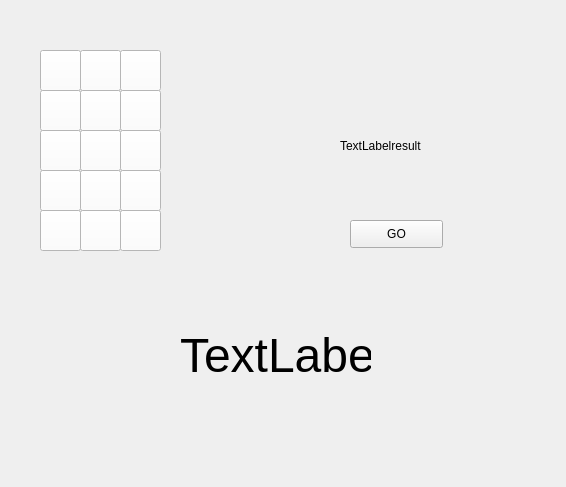
seara2k/HSE-PROJECT-simple-neural-network, file ui.ui: the form before one commit.
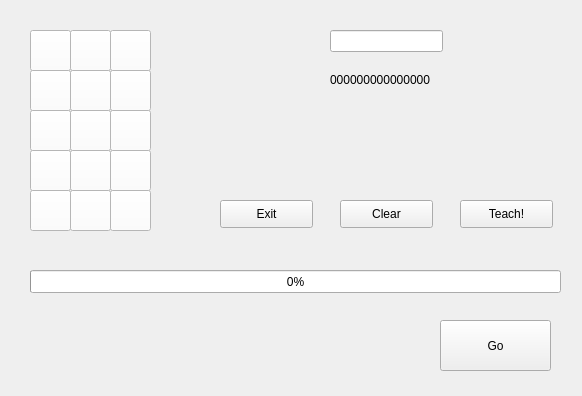
The form after the commit. Icons and pictures are not drawn.

The edit to the form file:
```diff
--- a/ui.ui
+++ b/ui.ui
@@ -6,8 +6,8 @@
    <rect>
     <x>0</x>
     <y>0</y>
-    <width>566</width>
-    <height>487</height>
+    <width>582</width>
+    <height>396</height>
    </rect>
   </property>
   <property name="windowTitle">
@@ -16,8 +16,8 @@
   <widget class="QPushButton" name="pushButton1">
    <property name="geometry">
     <rect>
-     <x>40</x>
-     <y>50</y>
+     <x>30</x>
+     <y>30</y>
      <width>41</width>
      <height>41</height>
     </rect>
@@ -46,8 +46,8 @@
   <widget class="QPushButton" name="pushButton1_2">
    <property name="geometry">
     <rect>
-     <x>80</x>
-     <y>50</y>
+     <x>70</x>
+     <y>30</y>
      <width>41</width>
      <height>41</height>
     </rect>
@@ -76,8 +76,8 @@
   <widget class="QPushButton" name="pushButton1_3">
    <property name="geometry">
     <rect>
-     <x>120</x>
-     <y>50</y>
+     <x>110</x>
+     <y>30</y>
      <width>41</width>
      <height>41</height>
     </rect>
@@ -106,8 +106,8 @@
   <widget class="QPushButton" name="pushButton1_4">
    <property name="geometry">
     <rect>
-     <x>40</x>
-     <y>90</y>
+     <x>30</x>
+     <y>70</y>
      <width>41</width>
      <height>41</height>
     </rect>
@@ -136,8 +136,8 @@
   <widget class="QPushButton" name="pushButton1_5">
    <property name="geometry">
     <rect>
-     <x>80</x>
-     <y>90</y>
+     <x>70</x>
+     <y>70</y>
      <width>41</width>
      <height>41</height>
     </rect>
@@ -166,8 +166,8 @@
   <widget class="QPushButton" name="pushButton1_6">
    <property name="geometry">
     <rect>
-     <x>120</x>
-     <y>90</y>
+     <x>110</x>
+     <y>70</y>
      <width>41</width>
      <height>41</height>
     </rect>
@@ -196,8 +196,8 @@
   <widget class="QPushButton" name="pushButton1_7">
    <property name="geometry">
     <rect>
-     <x>40</x>
-     <y>130</y>
+     <x>30</x>
+     <y>110</y>
      <width>41</width>
      <height>41</height>
     </rect>
@@ -226,8 +226,8 @@
   <widget class="QPushButton" name="pushButton1_8">
    <property name="geometry">
     <rect>
-     <x>80</x>
-     <y>130</y>
+     <x>70</x>
+     <y>110</y>
      <width>41</width>
      <height>41</height>
     </rect>
@@ -256,8 +256,8 @@
   <widget class="QPushButton" name="pushButton1_9">
    <property name="geometry">
     <rect>
-     <x>120</x>
-     <y>130</y>
+     <x>110</x>
+     <y>110</y>
      <width>41</width>
      <height>41</height>
     </rect>
@@ -286,8 +286,8 @@
   <widget class="QPushButton" name="pushButton1_10">
    <property name="geometry">
     <rect>
-     <x>40</x>
-     <y>170</y>
+     <x>30</x>
+     <y>150</y>
      <width>41</width>
      <height>41</height>
     </rect>
@@ -316,8 +316,8 @@
   <widget class="QPushButton" name="pushButton1_11">
    <property name="geometry">
     <rect>
-     <x>80</x>
-     <y>170</y>
+     <x>70</x>
+     <y>150</y>
      <width>41</width>
      <height>41</height>
     </rect>
@@ -346,8 +346,8 @@
   <widget class="QPushButton" name="pushButton1_12">
    <property name="geometry">
     <rect>
-     <x>120</x>
-     <y>170</y>
+     <x>110</x>
+     <y>150</y>
      <width>41</width>
      <height>41</height>
     </rect>
@@ -376,8 +376,8 @@
   <widget class="QPushButton" name="pushButton1_13">
    <property name="geometry">
     <rect>
-     <x>40</x>
-     <y>210</y>
+     <x>30</x>
+     <y>190</y>
      <width>41</width>
      <height>41</height>
     </rect>
@@ -406,8 +406,8 @@
   <widget class="QPushButton" name="pushButton1_14">
    <property name="geometry">
     <rect>
-     <x>80</x>
-     <y>210</y>
+     <x>70</x>
+     <y>190</y>
      <width>41</width>
      <height>41</height>
     </rect>
@@ -436,8 +436,8 @@
   <widget class="QPushButton" name="pushButton1_15">
    <property name="geometry">
     <rect>
-     <x>120</x>
-     <y>210</y>
+     <x>110</x>
+     <y>190</y>
      <width>41</width>
      <height>41</height>
     </rect>
@@ -466,35 +466,35 @@
   <widget class="QPushButton" name="GO">
    <property name="geometry">
     <rect>
-     <x>350</x>
-     <y>220</y>
-     <width>93</width>
-     <height>28</height>
+     <x>440</x>
+     <y>320</y>
+     <width>111</width>
+     <height>51</height>
     </rect>
    </property>
    <property name="text">
-    <string>GO</string>
+    <string>Go</string>
    </property>
   </widget>
   <widget class="QLabel" name="labelresult">
    <property name="geometry">
     <rect>
-     <x>340</x>
-     <y>110</y>
+     <x>330</x>
+     <y>70</y>
      <width>131</width>
-     <height>71</height>
+     <height>20</height>
     </rect>
    </property>
    <property name="text">
-    <string>TextLabelresult</string>
+    <string>000000000000000</string>
    </property>
   </widget>
   <widget class="QLabel" name="label">
    <property name="geometry">
     <rect>
-     <x>180</x>
+     <x>30</x>
      <y>320</y>
-     <width>191</width>
+     <width>391</width>
      <height>71</height>
     </rect>
    </property>
@@ -504,7 +504,69 @@
     </font>
    </property>
    <property name="text">
-    <string>TextLabel</string>
+    <string/>
+   </property>
+  </widget>
+  <widget class="QProgressBar" name="progressBar">
+   <property name="geometry">
+    <rect>
+     <x>30</x>
+     <y>270</y>
+     <width>531</width>
+     <height>23</height>
+    </rect>
+   </property>
+   <property name="value">
+    <number>0</number>
+   </property>
+  </widget>
+  <widget class="QLineEdit" name="lineEdit">
+   <property name="geometry">
+    <rect>
+     <x>330</x>
+     <y>30</y>
+     <width>113</width>
+     <height>22</height>
+    </rect>
+   </property>
+  </widget>
+  <widget class="QPushButton" name="clearButton">
+   <property name="geometry">
+    <rect>
+     <x>340</x>
+     <y>200</y>
+     <width>93</width>
+     <height>28</height>
+    </rect>
+   </property>
+   <property name="text">
+    <string>Clear</string>
+   </property>
+  </widget>
+  <widget class="QPushButton" name="exitButton">
+   <property name="geometry">
+    <rect>
+     <x>220</x>
+     <y>200</y>
+     <width>93</width>
+     <height>28</height>
+    </rect>
+   </property>
+   <property name="text">
+    <string>Exit</string>
+   </property>
+  </widget>
+  <widget class="QPushButton" name="teachButton">
+   <property name="geometry">
+    <rect>
+     <x>460</x>
+     <y>200</y>
+     <width>93</width>
+     <height>28</height>
+    </rect>
+   </property>
+   <property name="text">
+    <string>Teach!</string>
    </property>
   </widget>
  </widget>
```
Left out of the diff: 36 changed lines with no effect on the pictures.
